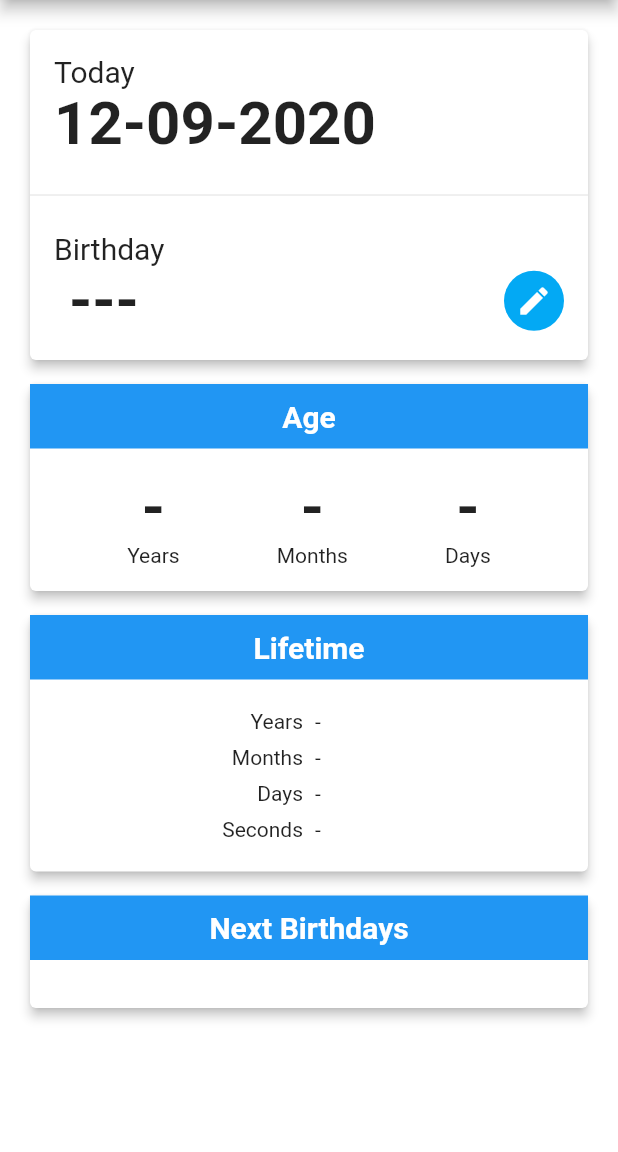
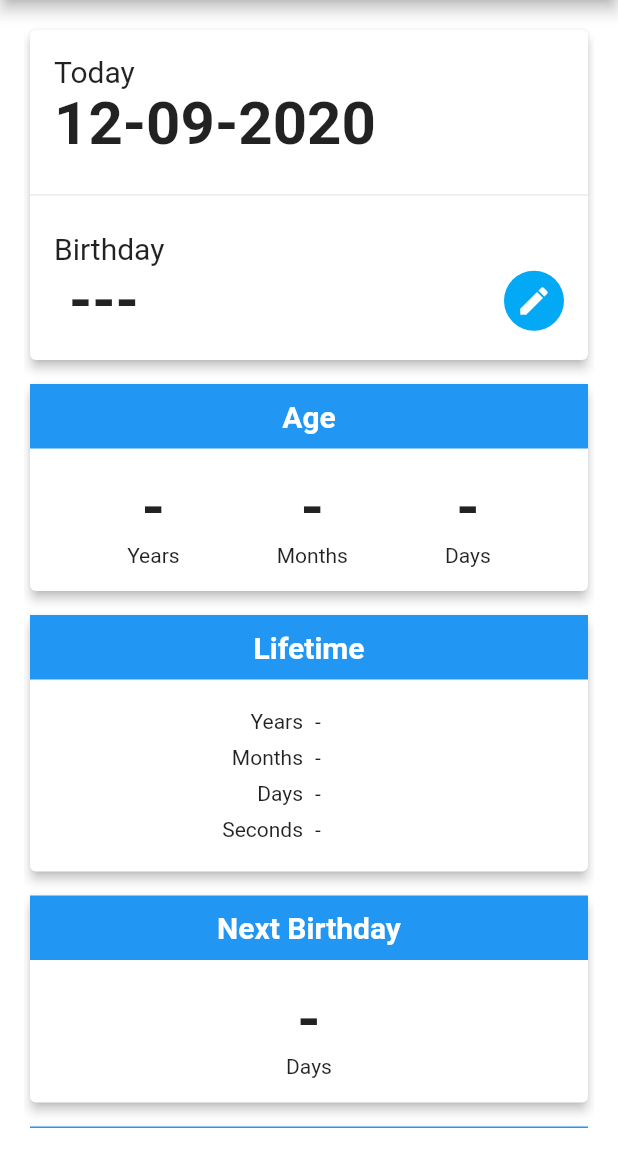
Before and after one commit to nick990/AgeCalculator, a Flutter app: the screen it shows after launch, on a phone screen of 412 x 824 dp, the part 84-1236 px from its top. Run offline on Flutter 3.47's test engine with Material 2 defaults, Android fonts, the phone set to English and light mode, and no system bars; our stand-ins replace share.

Commit message:
Added next birthday feature. Vars name fixes.

```diff
--- a/lib/models/Age.dart
+++ b/lib/models/Age.dart
@@ -2,55 +2,70 @@ class AgeModel {
   int years;
   int months;
   int days;
-  DateTime startDate; //birthday
-  DateTime endDate; //today
-  AgeModel({this.startDate, this.endDate}) {
+  DateTime birthday; //birthday
+  DateTime today; //today
+  int daysToNextBD;
+  AgeModel({this.birthday, this.today}) {
     DateTime lastBirthday = getLastBirthday();
     print("Last birthday: ${lastBirthday.toString()}");
-    this.years = endDate.year - startDate.year;
+    this.years = today.year - birthday.year;
     //Se l'ultimo compleanno non è nell'anno corrente
-    if (lastBirthday.year < endDate.year) {
+    if (lastBirthday.year < today.year) {
       this.years--;
-      this.months = endDate.month + (12 - lastBirthday.month);
+      this.months = today.month + (12 - lastBirthday.month);
     } else {
-      this.months = endDate.month - lastBirthday.month;
+      this.months = today.month - lastBirthday.month;
     }
-    if (lastBirthday.month != startDate.month) {
+    if (lastBirthday.month != birthday.month) {
       this.months++;
     }
-    if (startDate.day > endDate.day) {
+    if (birthday.day > today.day) {
       this.months--;
     }
     var lastAnn = getLastMonthAnniversary();
     print("Last month anniversay: ${lastAnn.toString()}");
-    this.days = endDate.difference(lastAnn).inDays;
-    if (lastAnn.day != startDate.day) {
+    this.days = today.difference(lastAnn).inDays;
+    if (lastAnn.day != birthday.day) {
       this.days++;
+    }
+
+    DateTime nextBirthday = getNextBirthday();
+    print("Next birthday: ${nextBirthday}");
+    this.daysToNextBD = nextBirthday.difference(today).inDays + 1;
+  }
+
+  DateTime getNextBirthday() {
+    var currentYearBirthday =
+        DateTime(today.year, birthday.month, birthday.day);
+    if (currentYearBirthday.isAfter(today)) {
+      return currentYearBirthday;
+    } else {
+      return DateTime(today.year + 1, birthday.month, birthday.day);
     }
   }
 
   DateTime getLastBirthday() {
     var currentYearBirthday =
-        DateTime(endDate.year, startDate.month, startDate.day);
+        DateTime(today.year, birthday.month, birthday.day);
 
-    if (currentYearBirthday.isBefore(endDate)) {
+    if (currentYearBirthday.isBefore(today)) {
       return currentYearBirthday;
     } else {
-      return DateTime(endDate.year - 1, startDate.month, startDate.day);
+      return DateTime(today.year - 1, birthday.month, birthday.day);
     }
   }
 
   DateTime getLastMonthAnniversary() {
-    int year = endDate.year;
-    int month = endDate.month;
-    if (endDate.day < startDate.day) {
-      month = endDate.month > 1 ? endDate.month - 1 : 1;
+    int year = today.year;
+    int month = today.month;
+    if (today.day < birthday.day) {
+      month = today.month > 1 ? today.month - 1 : 1;
       if (month == 1) {
         year--;
       }
     }
 
-    int day = startDate.day;
+    int day = birthday.day;
     return DateTime(year, month, day);
   }
 
@@ -58,13 +73,13 @@ class AgeModel {
     var list = List<DateTime>();
     var startingYear;
     DateTime lastBirthday = getLastBirthday();
-    if (lastBirthday.year < endDate.year) {
-      startingYear = endDate.year;
+    if (lastBirthday.year < today.year) {
+      startingYear = today.year;
     } else {
-      startingYear = endDate.year + 1;
+      startingYear = today.year + 1;
     }
     for (int i = 0; i < 10; i++) {
-      list.add(DateTime(startingYear + i, startDate.month, startDate.day));
+      list.add(DateTime(startingYear + i, birthday.month, birthday.day));
     }
     return list;
   }
--- a/lib/models/Lifetime.dart
+++ b/lib/models/Lifetime.dart
@@ -8,7 +8,7 @@ class LifeTime {
   LifeTime(AgeModel age) {
     this.years = age.years;
     this.months = this.years * 12 + age.months;
-    this.days = age.endDate.difference(age.startDate).inDays;
-    this.seconds = age.endDate.difference(age.startDate).inSeconds;
+    this.days = age.today.difference(age.birthday).inDays;
+    this.seconds = age.today.difference(age.birthday).inSeconds;
   }
 }
--- a/lib/pages/home.dart
+++ b/lib/pages/home.dart
@@ -393,7 +393,7 @@ class _HomeState extends State<Home> {
       ),
     );
 
-    var nextBirthdaysSection = Card(
+    var upcomingBirthdaysSection = Card(
       elevation: 3,
       child: Column(
         children: [
@@ -408,7 +408,7 @@ class _HomeState extends State<Home> {
                         child: Padding(
                           padding: EdgeInsets.all(10.0),
                           child: Text(
-                            'Next Birthdays',
+                            'Upcoming Birthdays',
                             style: TextStyle(
                               fontSize: 20.0,
                               fontWeight: FontWeight.bold,
@@ -426,6 +426,61 @@ class _HomeState extends State<Home> {
               ),
               Table(
                 children: _nextBirthdaysList,
+              ),
+              Padding(
+                padding: EdgeInsets.all(8.0),
+              ),
+            ],
+          ),
+        ],
+      ),
+    );
+
+    var nextBirthdaySection = Card(
+      elevation: 3,
+      child: Column(
+        children: [
+          Column(
+            children: [
+              Row(
+                children: [
+                  Expanded(
+                    child: Container(
+                      color: Colors.blue,
+                      child: Center(
+                        child: Padding(
+                          padding: EdgeInsets.all(10.0),
+                          child: Text(
+                            'Next Birthday',
+                            style: TextStyle(
+                              fontSize: 20.0,
+                              fontWeight: FontWeight.bold,
+                              color: Colors.white,
+                            ),
+                          ),
+                        ),
+                      ),
+                    ),
+                  ),
+                ],
+              ),
+              Padding(
+                padding: EdgeInsets.all(8.0),
+              ),
+              Row(
+                mainAxisAlignment: MainAxisAlignment.spaceEvenly,
+                children: [
+                  Column(
+                    children: [
+                      Text(
+                        this.age != null ? age.daysToNextBD.toString() : '-',
+                        style: TextStyle(
+                            fontWeight: FontWeight.bold, fontSize: 40),
+                      ),
+                      Text('Days'),
+                    ],
+                  ),
+                ],
               ),
               Padding(
                 padding: EdgeInsets.all(8.0),
@@ -456,7 +511,9 @@ class _HomeState extends State<Home> {
                 Padding(padding: EdgeInsets.all(4.0)),
                 lifetimeSection,
                 Padding(padding: EdgeInsets.all(4.0)),
-                nextBirthdaysSection,
+                nextBirthdaySection,
+                Padding(padding: EdgeInsets.all(4.0)),
+                upcomingBirthdaysSection,
               ],
             ),
           ),
@@ -478,7 +535,7 @@ class _HomeState extends State<Home> {
     if (picked != null && picked != birthdayDate)
       setState(() {
         birthdayDate = picked;
-        this.age = AgeModel(startDate: birthdayDate, endDate: todayDate);
+        this.age = AgeModel(birthday: birthdayDate, today: todayDate);
         this.lifeTime = LifeTime(age);
         this._createNextBirthdaysList();
       });
@@ -505,13 +562,12 @@ class _HomeState extends State<Home> {
 
   _share(BuildContext context) {
     final RenderBox box = context.findRenderObject();
-    String message = "";
+    String message =
+        "https://play.google.com/store/apps/details?id=com.festa.age_calculator";
     if (lifeTime != null) {
-      message =
-          "I'm ${lifeTime.days} days old!\nhttps://play.google.com/store/apps/details?id=com.festa.age_calculator";
-    } else {
-      message =
-          "https://play.google.com/store/apps/details?id=com.festa.age_calculator";
+      message = "I'm ${lifeTime.days} days old.\n" +
+          "My next birthday is in ${age.daysToNextBD} days.\n\n" +
+          message;
     }
     Share.share(message,
         subject: 'Age Calculator',
```
